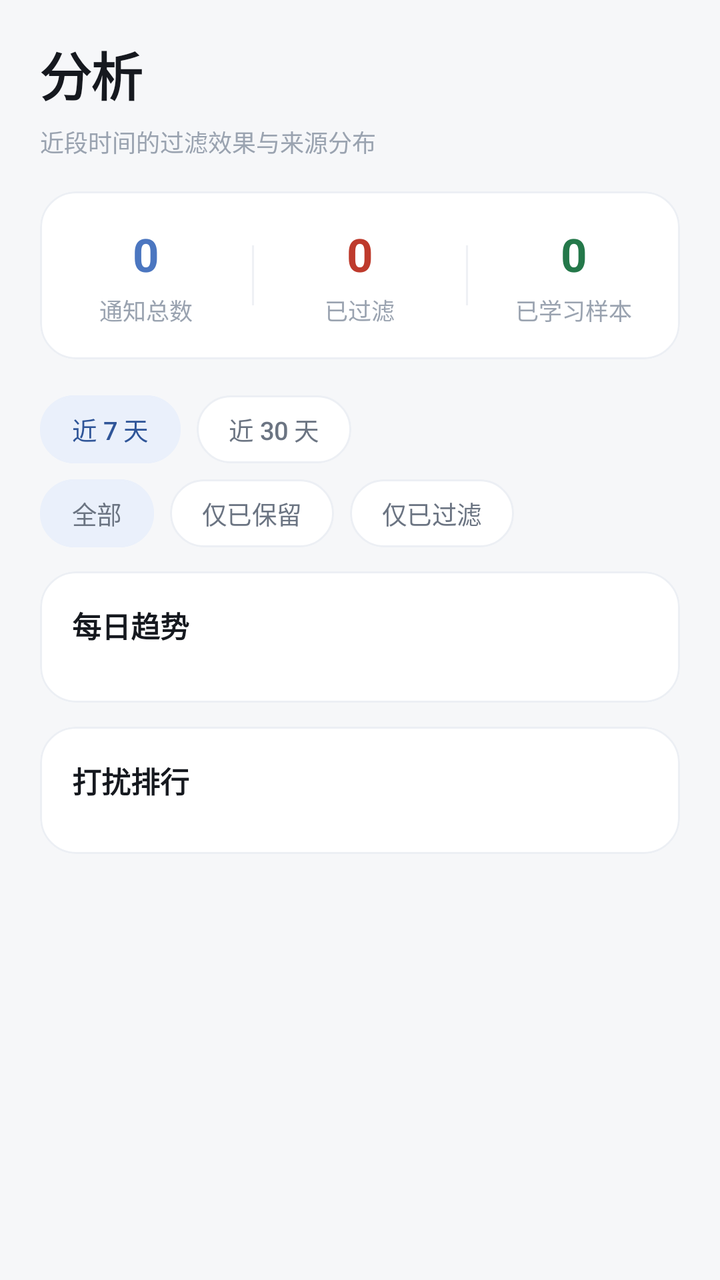
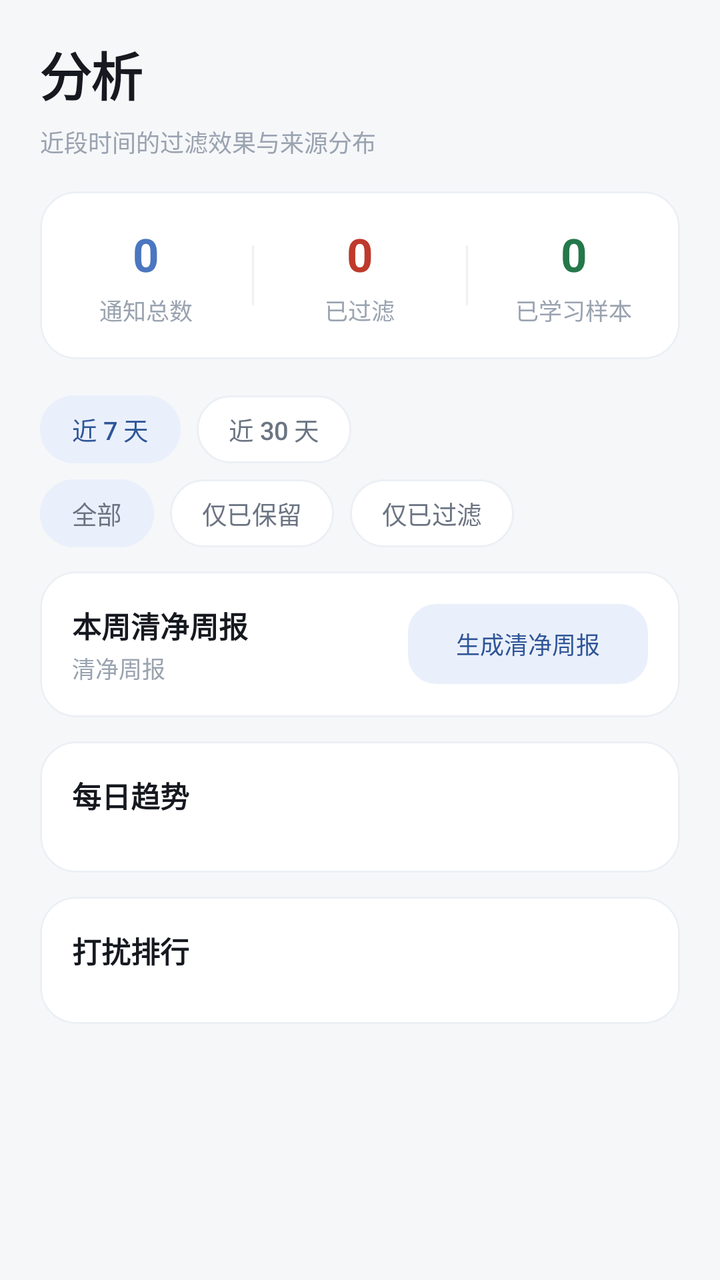

Screens rendered from an Android XML layout before and after an edit, with the pre-edit source and the edit as a unified diff.
<!-- AndroidManifest.xml: application theme Theme.MaodouNotify -->
<!-- res/layout/fragment_stats.xml -->
<?xml version="1.0" encoding="utf-8"?>

<ScrollView xmlns:android="http://schemas.android.com/apk/res/android"
    xmlns:app="http://schemas.android.com/apk/res-auto"
    android:layout_width="match_parent"
    android:layout_height="match_parent"
    android:background="@color/background"
    android:clipToPadding="false">

    <LinearLayout
        android:layout_width="match_parent"
        android:layout_height="wrap_content"
        android:orientation="vertical"
        android:paddingStart="@dimen/page_padding"
        android:paddingTop="18dp"
        android:paddingEnd="@dimen/page_padding"
        android:paddingBottom="24dp">

        <TextView
            android:layout_width="wrap_content"
            android:layout_height="wrap_content"
            android:text="@string/tab_stats"
            android:textAppearance="@style/TextAppearance.Maodou.PageTitle" />

        <TextView
            android:layout_width="match_parent"
            android:layout_height="wrap_content"
            android:layout_marginTop="6dp"
            android:text="@string/stats_subtitle"
            android:textColor="@color/text_tertiary"
            android:textSize="12sp" />

        
        <com.google.android.material.card.MaterialCardView
            android:layout_width="match_parent"
            android:layout_height="wrap_content"
            android:layout_marginTop="16dp"
            style="@style/Widget.Maodou.Card">

            <LinearLayout
                android:layout_width="match_parent"
                android:layout_height="wrap_content"
                android:orientation="horizontal"
                android:paddingTop="16dp"
                android:paddingBottom="16dp">

                <LinearLayout
                    android:layout_width="0dp"
                    android:layout_height="wrap_content"
                    android:layout_weight="1"
                    android:gravity="center"
                    android:orientation="vertical">

                    <TextView
                        android:id="@+id/tv_total"
                        android:layout_width="wrap_content"
                        android:layout_height="wrap_content"
                        android:text="0"
                        android:textColor="?attr/colorPrimary"
                        android:textSize="23sp"
                        android:textStyle="bold" />

                    <TextView
                        android:layout_width="wrap_content"
                        android:layout_height="wrap_content"
                        android:layout_marginTop="4dp"
                        android:text="@string/stats_total"
                        android:textColor="@color/text_tertiary"
                        android:textSize="11.5sp" />
                </LinearLayout>

                <View
                    android:layout_width="1dp"
                    android:layout_height="30dp"
                    android:layout_gravity="center_vertical"
                    android:background="@color/divider" />

                <LinearLayout
                    android:layout_width="0dp"
                    android:layout_height="wrap_content"
                    android:layout_weight="1"
                    android:gravity="center"
                    android:orientation="vertical">

                    <TextView
                        android:id="@+id/tv_filtered"
                        android:layout_width="wrap_content"
                        android:layout_height="wrap_content"
                        android:text="0"
                        android:textColor="@color/badge_filtered_text"
                        android:textSize="23sp"
                        android:textStyle="bold" />

                    <TextView
                        android:layout_width="wrap_content"
                        android:layout_height="wrap_content"
                        android:layout_marginTop="4dp"
                        android:text="@string/stats_filtered"
                        android:textColor="@color/text_tertiary"
                        android:textSize="11.5sp" />
                </LinearLayout>

                <View
                    android:layout_width="1dp"
                    android:layout_height="30dp"
                    android:layout_gravity="center_vertical"
                    android:background="@color/divider" />

                <LinearLayout
                    android:layout_width="0dp"
                    android:layout_height="wrap_content"
                    android:layout_weight="1"
                    android:gravity="center"
                    android:orientation="vertical">

                    <TextView
                        android:id="@+id/tv_learned"
                        android:layout_width="wrap_content"
                        android:layout_height="wrap_content"
                        android:text="0"
                        android:textColor="@color/badge_kept_text"
                        android:textSize="23sp"
                        android:textStyle="bold" />

                    <TextView
                        android:layout_width="wrap_content"
                        android:layout_height="wrap_content"
                        android:layout_marginTop="4dp"
                        android:text="@string/stats_learned"
                        android:textColor="@color/text_tertiary"
                        android:textSize="11.5sp" />
                </LinearLayout>
            </LinearLayout>
        </com.google.android.material.card.MaterialCardView>

        
        <com.google.android.material.chip.ChipGroup
            android:id="@+id/chip_window"
            android:layout_width="match_parent"
            android:layout_height="wrap_content"
            android:layout_marginTop="18dp"
            app:chipSpacingHorizontal="8dp"
            app:singleLine="true"
            app:singleSelection="true">

            <com.google.android.material.chip.Chip
                android:id="@+id/chip_7d"
                style="@style/Widget.Maodou.Chip.Filter"
                android:layout_width="wrap_content"
                android:layout_height="wrap_content"
                android:checked="true"
                android:text="@string/stats_recent_7" />

            <com.google.android.material.chip.Chip
                android:id="@+id/chip_30d"
                style="@style/Widget.Maodou.Chip.Filter"
                android:layout_width="wrap_content"
                android:layout_height="wrap_content"
                android:text="@string/stats_recent_30" />
        </com.google.android.material.chip.ChipGroup>

        <com.google.android.material.chip.ChipGroup
            android:id="@+id/chip_scope"
            android:layout_width="match_parent"
            android:layout_height="wrap_content"
            android:layout_marginTop="8dp"
            app:chipSpacingHorizontal="8dp"
            app:singleLine="true"
            app:singleSelection="true">

            <com.google.android.material.chip.Chip
                android:id="@+id/chip_scope_all"
                style="@style/Widget.Maodou.Chip.Ghost"
                android:layout_width="wrap_content"
                android:layout_height="wrap_content"
                android:checked="true"
                android:text="@string/stats_scope_all" />

            <com.google.android.material.chip.Chip
                android:id="@+id/chip_scope_kept"
                style="@style/Widget.Maodou.Chip.Ghost"
                android:layout_width="wrap_content"
                android:layout_height="wrap_content"
                android:text="@string/stats_scope_kept" />

            <com.google.android.material.chip.Chip
                android:id="@+id/chip_scope_filtered"
                style="@style/Widget.Maodou.Chip.Ghost"
                android:layout_width="wrap_content"
                android:layout_height="wrap_content"
                android:text="@string/stats_scope_filtered" />
        </com.google.android.material.chip.ChipGroup>

        
        <com.google.android.material.card.MaterialCardView
            android:layout_width="match_parent"
            android:layout_height="wrap_content"
            android:layout_marginTop="12dp"
            style="@style/Widget.Maodou.Card">

            <LinearLayout
                android:layout_width="match_parent"
                android:layout_height="wrap_content"
                android:orientation="vertical"
                android:padding="16dp">

                <TextView
                    android:layout_width="wrap_content"
                    android:layout_height="wrap_content"
                    android:text="@string/stats_daily"
                    android:textAppearance="@style/TextAppearance.Maodou.CardTitle" />

                <LinearLayout
                    android:id="@+id/daily_container"
                    android:layout_width="match_parent"
                    android:layout_height="wrap_content"
                    android:layout_marginTop="12dp"
                    android:orientation="vertical" />
            </LinearLayout>
        </com.google.android.material.card.MaterialCardView>

        
        <com.google.android.material.card.MaterialCardView
            android:layout_width="match_parent"
            android:layout_height="wrap_content"
            android:layout_marginTop="12dp"
            style="@style/Widget.Maodou.Card">

            <LinearLayout
                android:layout_width="match_parent"
                android:layout_height="wrap_content"
                android:orientation="vertical"
                android:padding="16dp">

                <TextView
                    android:layout_width="wrap_content"
                    android:layout_height="wrap_content"
                    android:text="@string/stats_top_apps"
                    android:textAppearance="@style/TextAppearance.Maodou.CardTitle" />

                <LinearLayout
                    android:id="@+id/rank_container"
                    android:layout_width="match_parent"
                    android:layout_height="wrap_content"
                    android:layout_marginTop="10dp"
                    android:orientation="vertical" />

                <TextView
                    android:id="@+id/tv_rank_empty"
                    android:layout_width="match_parent"
                    android:layout_height="wrap_content"
                    android:layout_marginTop="8dp"
                    android:paddingTop="6dp"
                    android:paddingBottom="10dp"
                    android:text="@string/stats_no_data"
                    android:textColor="@color/text_tertiary"
                    android:textSize="12.5sp"
                    android:visibility="gone" />
            </LinearLayout>
        </com.google.android.material.card.MaterialCardView>
    </LinearLayout>
</ScrollView>
<!-- resources referenced by this layout -->
<resources>
  <color name="background">#F6F7F9</color>
  <color name="badge_filtered_text">#BE3A2C</color>
  <color name="badge_kept_text">#24784A</color>
  <color name="divider">#EFF1F5</color>
  <color name="text_tertiary">#9AA3B0</color>
  <dimen name="page_padding">20dp</dimen>
  <string name="stats_daily">每日趋势</string>
  <string name="stats_filtered">已过滤</string>
  <string name="stats_learned">已学习样本</string>
  <string name="stats_no_data">暂无数据</string>
  <string name="stats_recent_30">近 30 天</string>
  <string name="stats_recent_7">近 7 天</string>
  <string name="stats_scope_all">全部</string>
  <string name="stats_scope_filtered">仅已过滤</string>
  <string name="stats_scope_kept">仅已保留</string>
  <string name="stats_subtitle">近段时间的过滤效果与来源分布</string>
  <string name="stats_top_apps">打扰排行</string>
  <string name="stats_total">通知总数</string>
  <string name="tab_stats">分析</string>
  <style name="TextAppearance.Maodou.CardTitle" parent="TextAppearance.Material3.TitleSmall">
          <item name="android:textSize">14.5sp</item>
          <item name="android:textStyle">bold</item>
          <item name="android:textColor">@color/text_primary</item>
          <item name="android:letterSpacing">0</item>
      </style>
  <style name="TextAppearance.Maodou.PageTitle" parent="TextAppearance.Material3.HeadlineSmall">
          <item name="android:textSize">26sp</item>
          <item name="android:textStyle">bold</item>
          <item name="android:textColor">@color/text_primary</item>
          <item name="android:letterSpacing">-0.015</item>
      </style>
  <style name="Widget.Maodou.Card" parent="Widget.Material3.CardView.Outlined">
          <item name="cardCornerRadius">@dimen/radius_l</item>
          <item name="cardElevation">0dp</item>
          <item name="cardBackgroundColor">@color/surface</item>
          <item name="strokeWidth">1dp</item>
          <item name="strokeColor">@color/card_stroke</item>
      </style>
  <style name="Widget.Maodou.Chip.Ghost" parent="Widget.Maodou.Chip.Filter">
          <item name="chipIconTint">@color/text_secondary</item>
          <item name="chipIconSize">15dp</item>
          <item name="iconStartPadding">2dp</item>
          <item name="closeIconTint">@color/text_secondary</item>
          <item name="closeIconSize">14dp</item>
          <item name="android:textColor">@color/text_secondary</item>
      </style>
  <color name="text_primary">#16191F</color>
  <dimen name="radius_l">18dp</dimen>
  <color name="surface">#FFFFFF</color>
  <color name="card_stroke">#ECEFF4</color>
  <dimen name="chip_height">34dp</dimen>
  <color name="text_secondary">#6B7482</color>
  <color name="primary">#4B76C0</color>
  <color name="on_primary">#FFFFFF</color>
  <color name="primary_container">#EAF0FB</color>
  <color name="on_primary_container">#2F5598</color>
  <color name="surface_alt">#F1F3F7</color>
  <color name="outline">#E3E7EE</color>
  <color name="badge_filtered_bg">#FDEDEB</color>
  <!-- unchanged entries left out for length: 3 -->
</resources>

<!-- the commit's change to res/layout/fragment_stats.xml (unified diff, before → after) -->
@@ -190,6 +190,51 @@
                 android:layout_height="wrap_content"
                 android:text="@string/stats_scope_filtered" />
         </com.google.android.material.chip.ChipGroup>
+
+        
+        <com.google.android.material.card.MaterialCardView
+            android:layout_width="match_parent"
+            android:layout_height="wrap_content"
+            android:layout_marginTop="12dp"
+            style="@style/Widget.Maodou.Card">
+
+            <LinearLayout
+                android:layout_width="match_parent"
+                android:layout_height="wrap_content"
+                android:gravity="center_vertical"
+                android:orientation="horizontal"
+                android:padding="16dp">
+
+                <LinearLayout
+                    android:layout_width="0dp"
+                    android:layout_height="wrap_content"
+                    android:layout_weight="1"
+                    android:orientation="vertical">
+
+                    <TextView
+                        android:layout_width="wrap_content"
+                        android:layout_height="wrap_content"
+                        android:text="@string/weekly_title"
+                        android:textAppearance="@style/TextAppearance.Maodou.CardTitle" />
+
+                    <TextView
+                        android:layout_width="wrap_content"
+                        android:layout_height="wrap_content"
+                        android:layout_marginTop="2dp"
+                        android:text="@string/pro_feature_weekly"
+                        android:textAppearance="@style/TextAppearance.Maodou.Caption" />
+                </LinearLayout>
+
+                <com.google.android.material.button.MaterialButton
+                    android:id="@+id/btn_weekly"
+                    style="@style/Widget.Maodou.TonalButton"
+                    android:layout_width="wrap_content"
+                    android:layout_height="wrap_content"
+                    android:minWidth="0dp"
+                    android:text="@string/weekly_btn"
+                    android:textSize="12sp" />
+            </LinearLayout>
+        </com.google.android.material.card.MaterialCardView>
 
         
         <com.google.android.material.card.MaterialCardView
<!-- resource entries referenced after the edit -->
@@ -6,6 +6,7 @@
   <color name="divider">#EFF1F5</color>
   <color name="text_tertiary">#9AA3B0</color>
   <dimen name="page_padding">20dp</dimen>
+  <string name="pro_feature_weekly">清净周报</string>
   <string name="stats_daily">每日趋势</string>
   <string name="stats_filtered">已过滤</string>
   <string name="stats_learned">已学习样本</string>
@@ -19,6 +20,13 @@
   <string name="stats_top_apps">打扰排行</string>
   <string name="stats_total">通知总数</string>
   <string name="tab_stats">分析</string>
+  <string name="weekly_btn">生成清净周报</string>
+  <string name="weekly_title">本周清净周报</string>
+  <style name="TextAppearance.Maodou.Caption" parent="TextAppearance.Material3.LabelSmall">
+          <item name="android:textSize">11.5sp</item>
+          <item name="android:textColor">@color/text_tertiary</item>
+          <item name="android:letterSpacing">0</item>
+      </style>
   <style name="TextAppearance.Maodou.CardTitle" parent="TextAppearance.Material3.TitleSmall">
           <item name="android:textSize">14.5sp</item>
           <item name="android:textStyle">bold</item>
@@ -46,12 +54,21 @@
           <item name="closeIconSize">14dp</item>
           <item name="android:textColor">@color/text_secondary</item>
       </style>
+  <style name="Widget.Maodou.TonalButton" parent="Widget.Material3.Button.TonalButton">
+          <item name="cornerRadius">@dimen/radius_m</item>
+          <item name="android:textSize">13sp</item>
+          <item name="android:insetTop">0dp</item>
+          <item name="android:insetBottom">0dp</item>
+          <item name="android:minHeight">40dp</item>
+          <item name="android:letterSpacing">0</item>
+      </style>
   <color name="text_primary">#16191F</color>
   <dimen name="radius_l">18dp</dimen>
   <color name="surface">#FFFFFF</color>
   <color name="card_stroke">#ECEFF4</color>
   <dimen name="chip_height">34dp</dimen>
   <color name="text_secondary">#6B7482</color>
+  <dimen name="radius_m">14dp</dimen>
   <color name="primary">#4B76C0</color>
   <color name="on_primary">#FFFFFF</color>
   <color name="primary_container">#EAF0FB</color>
